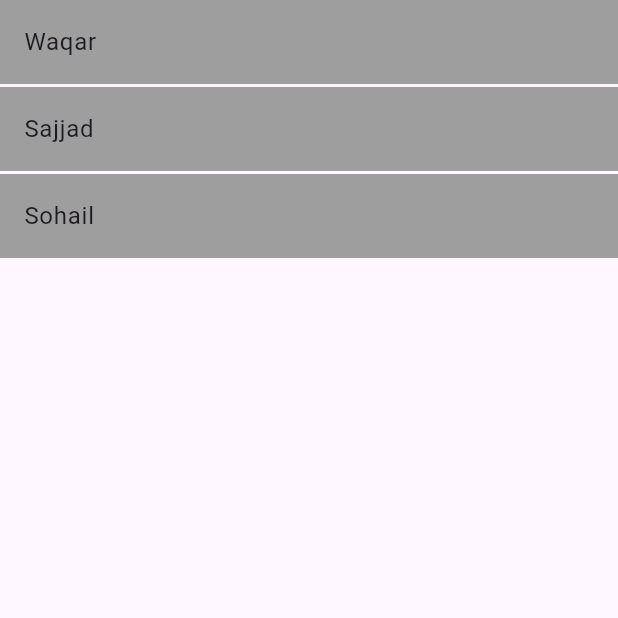
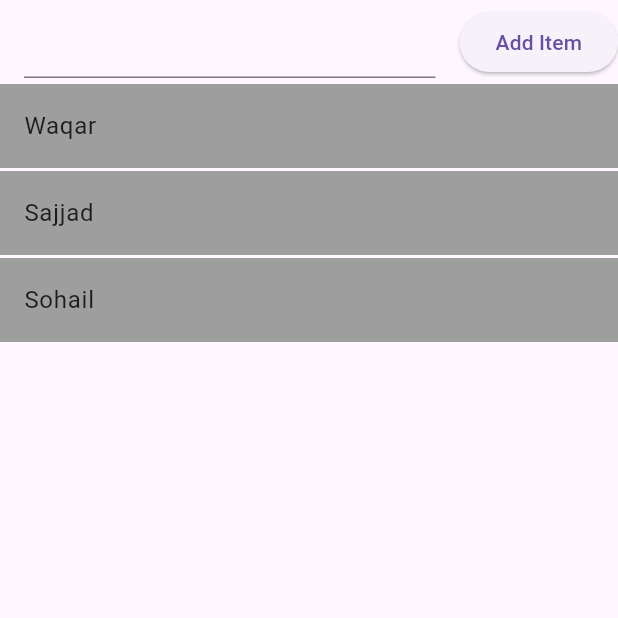
Before and after one commit to SuhAilMAnzoor/fourth_counter_state_update_listview_and_dot_Builder, a Flutter app: the screen it shows after launch, on a phone screen of 412 x 824 dp, the top half of it. Run offline on Flutter 3.47's test engine with Material 3 defaults, Android fonts, the phone set to English and light mode, and no system bars.

Commit message:
Adding items using TextField to list with the help of ListView.Builder and List Tile

```diff
--- /dev/null
+++ b/lib/09.counter_view_List_Builder_with_add_item_using_TextField.dart
@@ -0,0 +1,59 @@
+import 'package:flutter/material.dart';
+
+class CounterViewNine extends StatefulWidget {
+  const CounterViewNine({super.key});
+  @override
+  State<CounterViewNine> createState() => _CounterViewNineState();
+}
+//List View Builder, Add Item using TextField to Add Items
+
+class _CounterViewNineState extends State<CounterViewNine> {
+  TextEditingController friendListController = TextEditingController();
+
+  List friendList = [
+    "Waqar",
+    "Sajjad",
+    "Sohail",
+  ];
+
+  addItem() {
+    setState(() {
+      friendList.add("value");
+    });
+  }
+
+  @override
+  Widget build(BuildContext context) {
+    return Scaffold(
+      appBar: AppBar(
+        title: TextField(
+          controller: friendListController,
+        ),
+        actions: [
+          ElevatedButton(
+              onPressed: () {
+                setState(() {
+                  friendList.add(friendListController.text);
+                  friendListController.clear();
+                });
+              },
+              child: const Text(
+                "Add Item",
+              ))
+        ],
+      ),
+      body: SafeArea(
+          child: ListView.builder(
+              itemCount: friendList.length,
+              itemBuilder: (context, index) {
+                return Container(
+                  margin: EdgeInsets.only(bottom: 2),
+                  child: ListTile(
+                    tileColor: Colors.grey,
+                    title: Text(friendList[index]),
+                  ),
+                );
+              })),
+    );
+  }
+}
--- a/lib/main.dart
+++ b/lib/main.dart
@@ -1,5 +1,5 @@
 import 'package:flutter/material.dart';
-import 'package:fourth_counter_stateful_widget/08.counter_view_ListView_Builder.dart';
+import 'package:fourth_counter_stateful_widget/09.counter_view_List_Builder_with_add_item_using_TextField.dart';
 
 void main() {
   runApp(const MyApp());
@@ -11,7 +11,7 @@ class MyApp extends StatelessWidget {
   @override
   Widget build(BuildContext context) {
     return const MaterialApp(
-      home: CounterViewEight(),
+      home: CounterViewNine(),
     );
   }
 }
```
